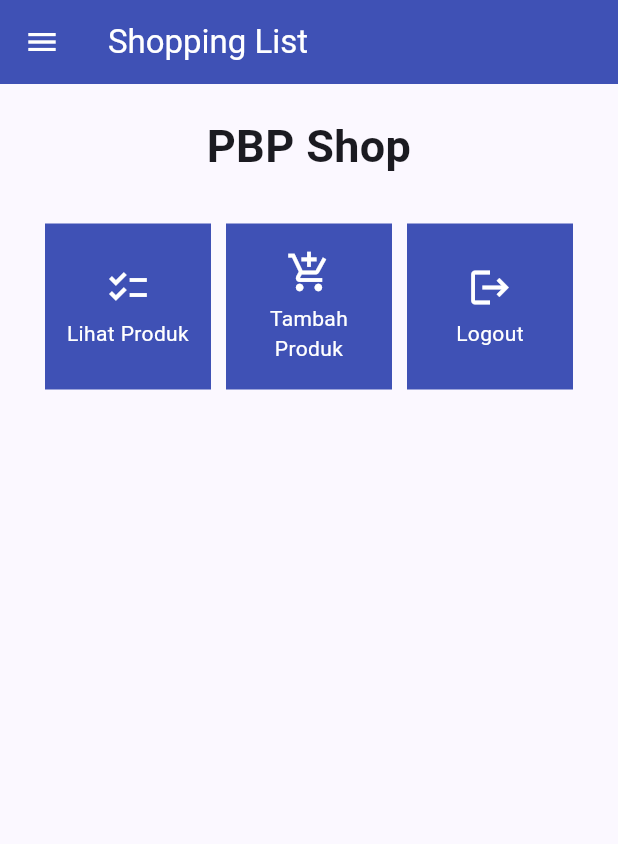
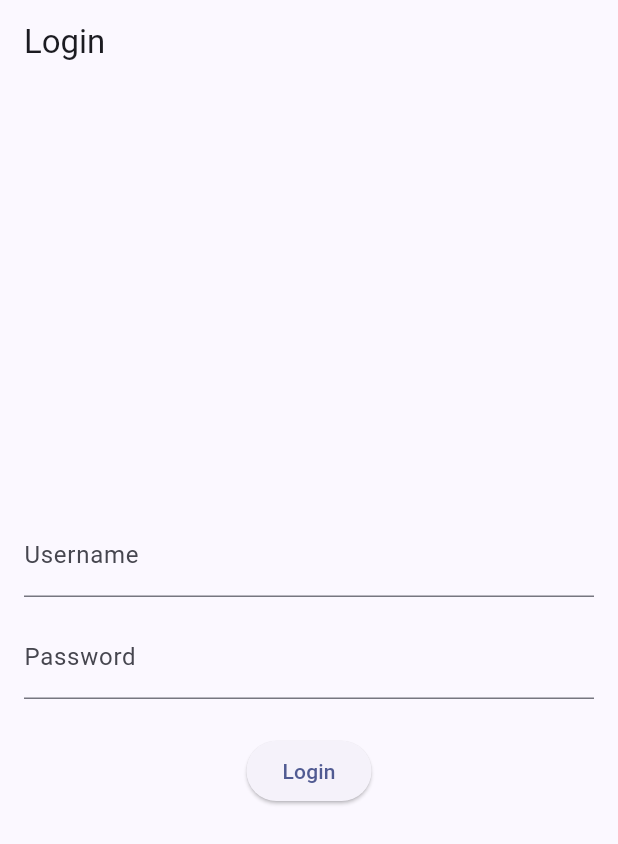
Before and after one commit to adipppp/shopping-list-mobile, a Flutter app: the screen it shows after launch, on a phone screen of 412 x 824 dp. Shown: the top 844 px of the screen. Run offline on Flutter 3.47's test engine with Material 2 defaults, Android fonts, the phone set to English and light mode, and no system bars; missing offline and left inert: pbp_django_auth.

Commit message:
tutorial 8 half done

```diff
--- a/lib/main.dart
+++ b/lib/main.dart
@@ -1,4 +1,7 @@
 import 'package:flutter/material.dart';
+import 'package:pbp_django_auth/pbp_django_auth.dart';
+import 'package:provider/provider.dart';
+import 'package:shopping_list/screens/login.dart';
 import 'package:shopping_list/screens/menu.dart';
 
 void main() {
@@ -11,7 +14,12 @@ class MyApp extends StatelessWidget {
   // This widget is the root of your application.
   @override
   Widget build(BuildContext context) {
-    return MaterialApp(
+    return Provider(
+      create: (_) {
+        CookieRequest request = CookieRequest();
+        return request;
+      },
+      child: MaterialApp(
         title: 'Flutter Demo',
         theme: ThemeData(
           // This is the theme of your application.
@@ -32,7 +40,8 @@ class MyApp extends StatelessWidget {
           colorScheme: ColorScheme.fromSeed(seedColor: Colors.indigo),
           useMaterial3: true,
         ),
-      home: MyHomePage(),
+        home: LoginPage(),
+      ),
     );
   }
 }
--- /dev/null
+++ b/lib/screens/login.dart
@@ -0,0 +1,114 @@
+import 'package:shopping_list/screens/menu.dart';
+import 'package:flutter/material.dart';
+import 'package:pbp_django_auth/pbp_django_auth.dart';
+import 'package:provider/provider.dart';
+
+void main() {
+  runApp(const LoginApp());
+}
+
+class LoginApp extends StatelessWidget {
+  const LoginApp({super.key});
+
+  @override
+  Widget build(BuildContext context) {
+    return MaterialApp(
+      title: 'Login',
+      theme: ThemeData(
+        primarySwatch: Colors.blue,
+      ),
+      home: const LoginPage(),
+    );
+  }
+}
+
+class LoginPage extends StatefulWidget {
+  const LoginPage({super.key});
+
+  @override
+  _LoginPageState createState() => _LoginPageState();
+}
+
+class _LoginPageState extends State<LoginPage> {
+  final TextEditingController _usernameController = TextEditingController();
+  final TextEditingController _passwordController = TextEditingController();
+
+  @override
+  Widget build(BuildContext context) {
+    final request = context.watch<CookieRequest>();
+    return Scaffold(
+      appBar: AppBar(
+        title: const Text('Login'),
+      ),
+      body: Container(
+        padding: const EdgeInsets.all(16.0),
+        child: Column(
+          mainAxisAlignment: MainAxisAlignment.center,
+          children: [
+            TextField(
+              controller: _usernameController,
+              decoration: const InputDecoration(
+                labelText: 'Username',
+              ),
+            ),
+            const SizedBox(height: 12.0),
+            TextField(
+              controller: _passwordController,
+              decoration: const InputDecoration(
+                labelText: 'Password',
+              ),
+              obscureText: true,
+            ),
+            const SizedBox(height: 24.0),
+            ElevatedButton(
+              onPressed: () async {
+                String username = _usernameController.text;
+                String password = _passwordController.text;
+
+                // Cek kredensial
+                // TODO: Ganti URL dan jangan lupa tambahkan trailing slash (/) di akhir URL!
+                // Untuk menyambungkan Android emulator dengan Django pada localhost,
+                // gunakan URL http://10.0.2.2/
+                final response =
+                    await request.login("http://localhost:8000/auth/login/", {
+                  'username': username,
+                  'password': password,
+                });
+
+                if (request.loggedIn) {
+                  String message = response['message'];
+                  String uname = response['username'];
+                  Navigator.pushReplacement(
+                    context,
+                    MaterialPageRoute(builder: (context) => MyHomePage()),
+                  );
+                  ScaffoldMessenger.of(context)
+                    ..hideCurrentSnackBar()
+                    ..showSnackBar(SnackBar(
+                        content: Text("$message Selamat datang, $uname.")));
+                } else {
+                  showDialog(
+                    context: context,
+                    builder: (context) => AlertDialog(
+                      title: const Text('Login Gagal'),
+                      content: Text(response['message']),
+                      actions: [
+                        TextButton(
+                          child: const Text('OK'),
+                          onPressed: () {
+                            Navigator.pop(context);
+                          },
+                        ),
+                      ],
+                    ),
+                  );
+                }
+              },
+              child: const Text('Login'),
+            ),
+          ],
+        ),
+      ),
+    );
+  }
+}
--- a/pubspec.yaml
+++ b/pubspec.yaml
@@ -35,6 +35,8 @@ dependencies:
   # The following adds the Cupertino Icons font to your application.
   # Use with the CupertinoIcons class for iOS style icons.
   cupertino_icons: ^1.0.2
+  provider: ^6.1.1
+  pbp_django_auth: ^0.3.1
 
 dev_dependencies:
   flutter_test:
```
Also changed, not shown: 10 other files. Lines whose indentation alone changed are shown as unchanged.
